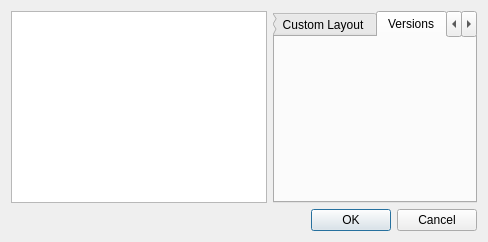
Old version of the form src/citra_qt/configuration/configure.ui in the repository tbsp/citra-valentin.
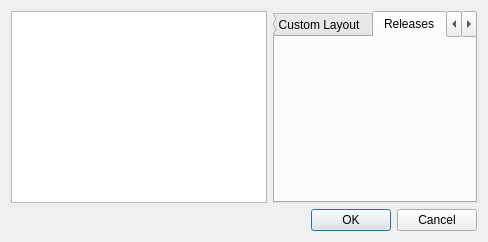
New version of the form. Custom widgets are drawn as their Qt base class.

What changed in the file:
```diff
--- a/src/citra_qt/configuration/configure.ui
+++ b/src/citra_qt/configuration/configure.ui
@@ -52,9 +52,9 @@
          <string>Custom Layout</string>
         </attribute>
        </widget>
-       <widget class="ConfigureVersions" name="versionsTab">
+       <widget class="ConfigureReleases" name="releasesTab">
         <attribute name="title">
-         <string>Versions</string>
+         <string>Releases</string>
         </attribute>
        </widget>
        <widget class="ConfigureAudio" name="audioTab">
@@ -169,9 +169,9 @@
    <container>1</container>
   </customwidget>
   <customwidget>
-   <class>ConfigureVersions</class>
+   <class>ConfigureReleases</class>
    <extends>QWidget</extends>
-   <header>configuration/configure_versions.h</header>
+   <header>configuration/configure_releases.h</header>
    <container>1</container>
   </customwidget>
  </customwidgets>
```
